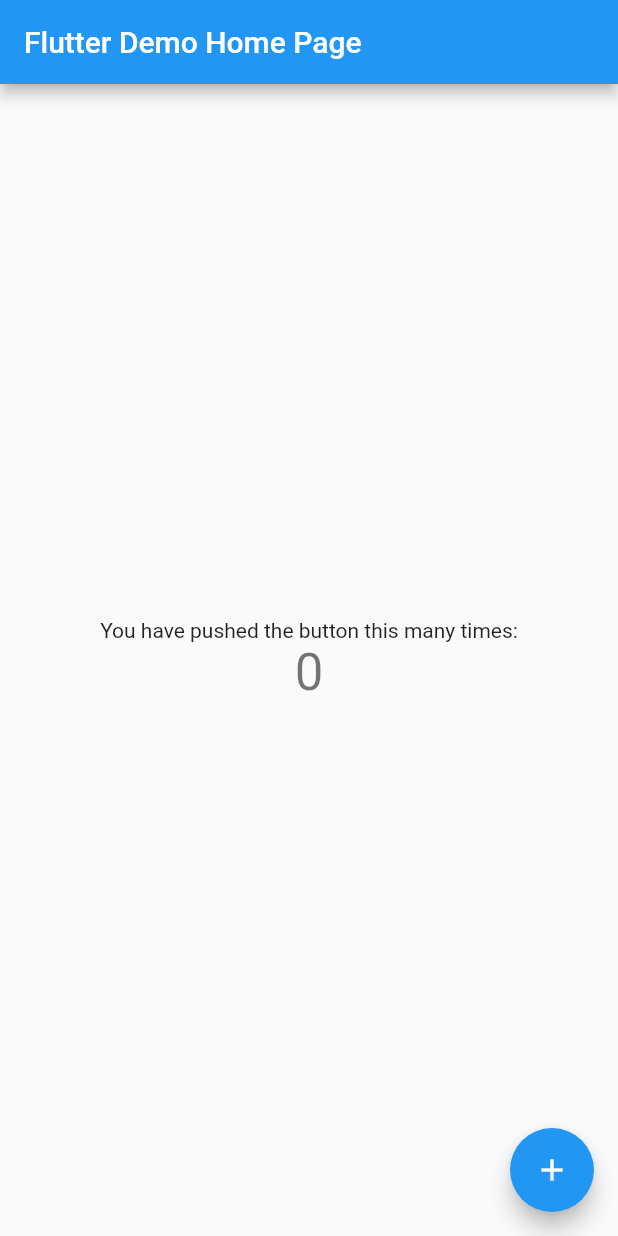
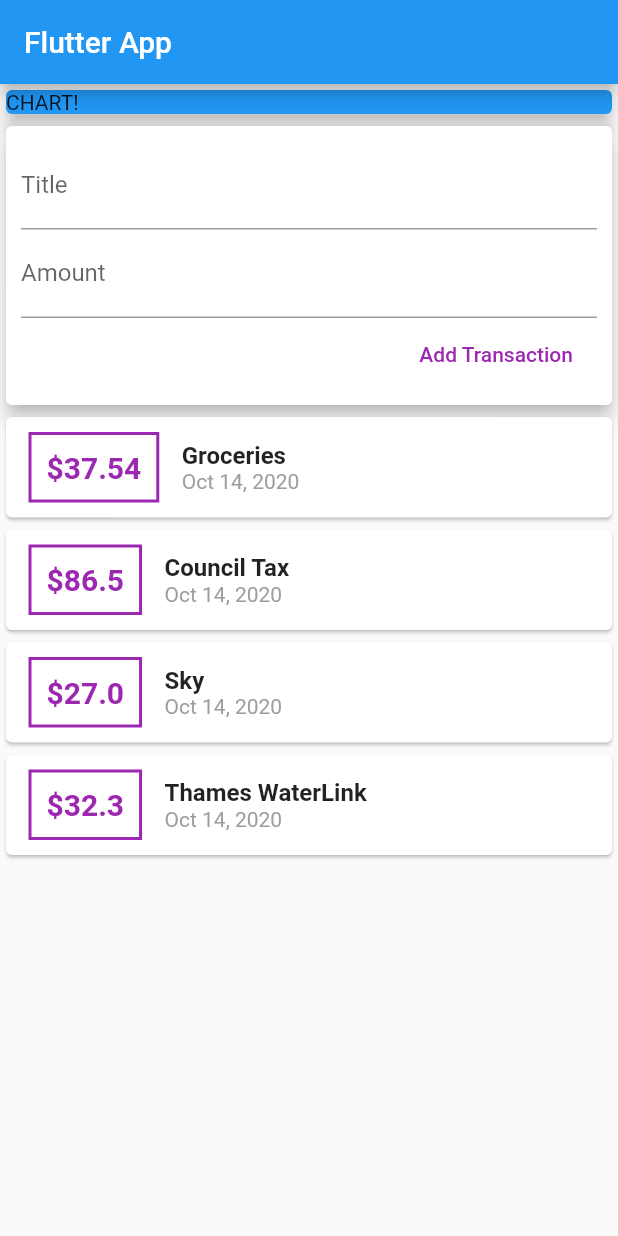
Before and after one commit to DZamora94/flutter_first_app, a Flutter app: the screen it shows after launch, on a phone screen of 412 x 824 dp. Run offline on Flutter 3.47's test engine with Material 2 defaults, Android fonts, the phone set to English and light mode, and no system bars.

Commit message:
feat(app): transaction List

```diff
--- a/lib/main.dart
+++ b/lib/main.dart
@@ -1,117 +1,48 @@
 import 'package:flutter/material.dart';
 
-void main() {
-  runApp(MyApp());
-}
+import './widgets/user_transactions.dart';
+
+void main() => runApp(MyApp());
 
 class MyApp extends StatelessWidget {
-  // This widget is the root of your application.
   @override
   Widget build(BuildContext context) {
     return MaterialApp(
-      title: 'Flutter Demo',
-      theme: ThemeData(
-        // This is the theme of your application.
-        //
-        // Try running your application with "flutter run". You'll see the
-        // application has a blue toolbar. Then, without quitting the app, try
-        // changing the primarySwatch below to Colors.green and then invoke
-        // "hot reload" (press "r" in the console where you ran "flutter run",
-        // or simply save your changes to "hot reload" in a Flutter IDE).
-        // Notice that the counter didn't reset back to zero; the application
-        // is not restarted.
-        primarySwatch: Colors.blue,
-        // This makes the visual density adapt to the platform that you run
-        // the app on. For desktop platforms, the controls will be smaller and
-        // closer together (more dense) than on mobile platforms.
-        visualDensity: VisualDensity.adaptivePlatformDensity,
-      ),
-      home: MyHomePage(title: 'Flutter Demo Home Page'),
+      title: 'Flutter App',
+      home: MyHomePage(),
     );
   }
 }
 
-class MyHomePage extends StatefulWidget {
-  MyHomePage({Key key, this.title}) : super(key: key);
-
-  // This widget is the home page of your application. It is stateful, meaning
-  // that it has a State object (defined below) that contains fields that affect
-  // how it looks.
-
-  // This class is the configuration for the state. It holds the values (in this
-  // case the title) provided by the parent (in this case the App widget) and
-  // used by the build method of the State. Fields in a Widget subclass are
-  // always marked "final".
-
-  final String title;
-
-  @override
-  _MyHomePageState createState() => _MyHomePageState();
-}
-
-class _MyHomePageState extends State<MyHomePage> {
-  int _counter = 0;
-
-  void _incrementCounter() {
-    setState(() {
-      // This call to setState tells the Flutter framework that something has
-      // changed in this State, which causes it to rerun the build method below
-      // so that the display can reflect the updated values. If we changed
-      // _counter without calling setState(), then the build method would not be
-      // called again, and so nothing would appear to happen.
-      _counter++;
-    });
-  }
+class MyHomePage extends StatelessWidget {
+  // String titleInput;
+  // String amountInput;
+  final titleController = TextEditingController();
+  final amountController = TextEditingController();
 
   @override
   Widget build(BuildContext context) {
-    // This method is rerun every time setState is called, for instance as done
-    // by the _incrementCounter method above.
-    //
-    // The Flutter framework has been optimized to make rerunning build methods
-    // fast, so that you can just rebuild anything that needs updating rather
-    // than having to individually change instances of widgets.
     return Scaffold(
       appBar: AppBar(
-        // Here we take the value from the MyHomePage object that was created by
-        // the App.build method, and use it to set our appbar title.
-        title: Text(widget.title),
+        title: Text('Flutter App'),
       ),
-      body: Center(
-        // Center is a layout widget. It takes a single child and positions it
-        // in the middle of the parent.
+      body: SingleChildScrollView(
         child: Column(
-          // Column is also a layout widget. It takes a list of children and
-          // arranges them vertically. By default, it sizes itself to fit its
-          // children horizontally, and tries to be as tall as its parent.
-          //
-          // Invoke "debug painting" (press "p" in the console, choose the
-          // "Toggle Debug Paint" action from the Flutter Inspector in Android
-          // Studio, or the "Toggle Debug Paint" command in Visual Studio Code)
-          // to see the wireframe for each widget.
-          //
-          // Column has various properties to control how it sizes itself and
-          // how it positions its children. Here we use mainAxisAlignment to
-          // center the children vertically; the main axis here is the vertical
-          // axis because Columns are vertical (the cross axis would be
-          // horizontal).
-          mainAxisAlignment: MainAxisAlignment.center,
+          // mainAxisAlignment: MainAxisAlignment.start,
+          crossAxisAlignment: CrossAxisAlignment.stretch,
           children: <Widget>[
-            Text(
-              'You have pushed the button this many times:',
+            Container(
+              width: double.infinity,
+              child: Card(
+                color: Colors.blue,
+                child: Text('CHART!'),
+                elevation: 5,
+              ),
             ),
-            Text(
-              '$_counter',
-              style: Theme.of(context).textTheme.headline4,
-            ),
+            UserTransactions(),
           ],
         ),
       ),
-      floatingActionButton: FloatingActionButton(
-        onPressed: _incrementCounter,
-        tooltip: 'Increment',
-        child: Icon(Icons.add),
-      ), // This trailing comma makes auto-formatting nicer for build methods.
     );
   }
 }
--- /dev/null
+++ b/lib/models/transaction.dart
@@ -0,0 +1,14 @@
+import 'package:flutter/cupertino.dart';
+
+class Transaction {
+  final String id;
+  final String title;
+  final double amount;
+  final DateTime date;
+
+  Transaction(
+      {@required this.id,
+      @required this.title,
+      @required this.amount,
+      @required this.date});
+}
--- /dev/null
+++ b/lib/widgets/new_transaction.dart
@@ -0,0 +1,40 @@
+import 'package:flutter/material.dart';
+
+class NewTransaction extends StatelessWidget {
+  final Function addTransaction;
+  final titleController = TextEditingController();
+  final amountController = TextEditingController();
+
+  NewTransaction(this.addTransaction);
+
+  @override
+  Widget build(BuildContext context) {
+    return Card(
+      elevation: 5,
+      child: Container(
+        padding: EdgeInsets.all(10),
+        child: Column(
+          crossAxisAlignment: CrossAxisAlignment.end,
+          children: <Widget>[
+            TextField(
+              decoration: InputDecoration(labelText: 'Title'),
+              controller: titleController,
+            ),
+            TextField(
+              decoration: InputDecoration(labelText: 'Amount'),
+              controller: amountController,
+            ),
+            FlatButton(
+              child: Text('Add Transaction'),
+              textColor: Colors.purple,
+              onPressed: () => addTransaction(
+                titleController.text,
+                double.parse(amountController.text),
+              ),
+            ),
+          ],
+        ),
+      ),
+    );
+  }
+}
--- /dev/null
+++ b/lib/widgets/transaction_list.dart
@@ -0,0 +1,67 @@
+import 'package:flutter/material.dart';
+import 'package:intl/intl.dart';
+
+import '../models/transaction.dart';
+
+class TransactionList extends StatelessWidget {
+  final List<Transaction> transactions;
+
+  TransactionList(this.transactions);
+
+  @override
+  Widget build(BuildContext context) {
+    return Container(
+      height: 300,
+      child: ListView.builder(
+        itemBuilder: (context, index) {
+          return Card(
+            child: Row(
+              children: <Widget>[
+                Container(
+                  margin: EdgeInsets.symmetric(
+                    vertical: 10,
+                    horizontal: 15,
+                  ),
+                  decoration: BoxDecoration(
+                    border: Border.all(
+                      color: Colors.purple,
+                      width: 2,
+                    ),
+                  ),
+                  padding: EdgeInsets.all(10),
+                  child: Text(
+                    '\$${transactions[index].amount}',
+                    style: TextStyle(
+                      fontWeight: FontWeight.bold,
+                      fontSize: 20,
+                      color: Colors.purple,
+                    ),
+                  ),
+                ),
+                Column(
+                  crossAxisAlignment: CrossAxisAlignment.start,
+                  children: <Widget>[
+                    Text(
+                      transactions[index].title,
+                      style: TextStyle(
+                        fontSize: 16,
+                        fontWeight: FontWeight.bold,
+                      ),
+                    ),
+                    Text(
+                      DateFormat.yMMMd().format(transactions[index].date),
+                      style: TextStyle(
+                        color: Colors.grey,
+                      ),
+                    ),
+                  ],
+                ),
+              ],
+            ),
+          );
+        },
+        itemCount: transactions.length,
+      ),
+    );
+  }
+}
--- /dev/null
+++ b/lib/widgets/user_transactions.dart
@@ -0,0 +1,63 @@
+import 'package:flutter/material.dart';
+
+import '../models/transaction.dart';
+
+import './new_transaction.dart';
+import './transaction_list.dart';
+
+class UserTransactions extends StatefulWidget {
+  @override
+  _UserTransactionsState createState() => _UserTransactionsState();
+}
+
+class _UserTransactionsState extends State<UserTransactions> {
+  final List<Transaction> _transactions = [
+    Transaction(
+      id: 't1',
+      title: 'Groceries',
+      amount: 37.54,
+      date: DateTime.now(),
+    ),
+    Transaction(
+      id: 't2',
+      title: 'Council Tax',
+      amount: 86.50,
+      date: DateTime.now(),
+    ),
+    Transaction(
+      id: 't3',
+      title: 'Sky',
+      amount: 27,
+      date: DateTime.now(),
+    ),
+    Transaction(
+      id: 't4',
+      title: 'Thames WaterLink',
+      amount: 32.3,
+      date: DateTime.now(),
+    ),
+  ];
+
+  void _addNewTransaction(String title, double amount) {
+    final newTransaction = Transaction(
+      id: DateTime.now().toString(),
+      title: title,
+      amount: amount,
+      date: DateTime.now(),
+    );
+
+    setState(() {
+      _transactions.add(newTransaction);
+    });
+  }
+
+  @override
+  Widget build(BuildContext context) {
+    return Column(
+      children: [
+        NewTransaction(_addNewTransaction),
+        TransactionList(_transactions),
+      ],
+    );
+  }
+}
--- a/pubspec.yaml
+++ b/pubspec.yaml
@@ -23,6 +23,7 @@ environment:
 dependencies:
   flutter:
     sdk: flutter
+  intl: ^0.16.1
 
 
   # The following adds the Cupertino Icons font to your application.
```
Also changed, not shown: pubspec.lock.
